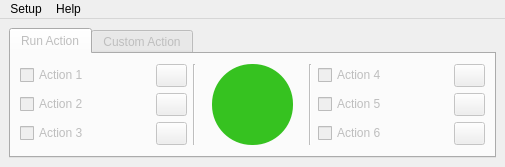
Qt form CRBTool/boilerdata/crb_window.ui (davidas13/CRBTool) before a commit.
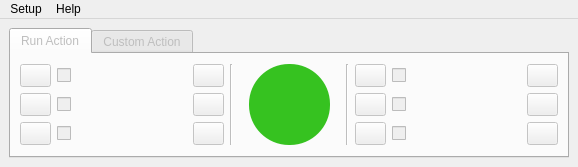
The same form after that commit. Icons and pictures are not drawn.

What changed in the file:
```diff
--- a/CRBTool/boilerdata/crb_window.ui
+++ b/CRBTool/boilerdata/crb_window.ui
@@ -6,13 +6,13 @@
    <rect>
     <x>0</x>
     <y>0</y>
-    <width>505</width>
+    <width>578</width>
     <height>167</height>
    </rect>
   </property>
   <property name="minimumSize">
    <size>
-    <width>505</width>
+    <width>578</width>
     <height>167</height>
    </size>
   </property>
@@ -57,170 +57,7 @@
           <property name="sizeConstraint">
            <enum>QLayout::SetDefaultConstraint</enum>
           </property>
-          <item row="0" column="2" rowspan="3">
-           <widget class="Line" name="line">
-            <property name="orientation">
-             <enum>Qt::Vertical</enum>
-            </property>
-           </widget>
-          </item>
-          <item row="0" column="5">
-           <widget class="QCheckBox" name="action_4_cb">
-            <property name="text">
-             <string>Action 4</string>
-            </property>
-           </widget>
-          </item>
-          <item row="0" column="1">
-           <widget class="QPushButton" name="load_action_1_pb">
-            <property name="minimumSize">
-             <size>
-              <width>31</width>
-              <height>23</height>
-             </size>
-            </property>
-            <property name="maximumSize">
-             <size>
-              <width>31</width>
-              <height>23</height>
-             </size>
-            </property>
-            <property name="text">
-             <string/>
-            </property>
-           </widget>
-          </item>
-          <item row="0" column="6">
-           <widget class="QPushButton" name="load_action_4_pb">
-            <property name="minimumSize">
-             <size>
-              <width>31</width>
-              <height>23</height>
-             </size>
-            </property>
-            <property name="maximumSize">
-             <size>
-              <width>31</width>
-              <height>23</height>
-             </size>
-            </property>
-            <property name="text">
-             <string/>
-            </property>
-           </widget>
-          </item>
-          <item row="1" column="1">
-           <widget class="QPushButton" name="load_action_2_pb">
-            <property name="minimumSize">
-             <size>
-              <width>31</width>
-              <height>23</height>
-             </size>
-            </property>
-            <property name="maximumSize">
-             <size>
-              <width>31</width>
-              <height>23</height>
-             </size>
-            </property>
-            <property name="text">
-             <string/>
-            </property>
-           </widget>
-          </item>
-          <item row="0" column="0">
-           <widget class="QCheckBox" name="action_1_cb">
-            <property name="text">
-             <string>Action 1</string>
-            </property>
-           </widget>
-          </item>
-          <item row="1" column="0">
-           <widget class="QCheckBox" name="action_2_cb">
-            <property name="text">
-             <string>Action 2</string>
-            </property>
-           </widget>
-          </item>
-          <item row="1" column="5">
-           <widget class="QCheckBox" name="action_5_cb">
-            <property name="text">
-             <string>Action 5</string>
-            </property>
-           </widget>
-          </item>
-          <item row="1" column="6">
-           <widget class="QPushButton" name="load_action_5_pb">
-            <property name="minimumSize">
-             <size>
-              <width>31</width>
-              <height>23</height>
-             </size>
-            </property>
-            <property name="maximumSize">
-             <size>
-              <width>31</width>
-              <height>23</height>
-             </size>
-            </property>
-            <property name="text">
-             <string/>
-            </property>
-           </widget>
-          </item>
-          <item row="2" column="0">
-           <widget class="QCheckBox" name="action_3_cb">
-            <property name="text">
-             <string>Action 3</string>
-            </property>
-           </widget>
-          </item>
-          <item row="2" column="5">
-           <widget class="QCheckBox" name="action_6_cb">
-            <property name="text">
-             <string>Action 6</string>
-            </property>
-           </widget>
-          </item>
-          <item row="2" column="6">
-           <widget class="QPushButton" name="load_action_6_pb">
-            <property name="minimumSize">
-             <size>
-              <width>31</width>
-              <height>23</height>
-             </size>
-            </property>
-            <property name="maximumSize">
-             <size>
-              <width>31</width>
-              <height>23</height>
-             </size>
-            </property>
-            <property name="text">
-             <string/>
-            </property>
-           </widget>
-          </item>
-          <item row="2" column="1">
-           <widget class="QPushButton" name="load_action_3_pb">
-            <property name="minimumSize">
-             <size>
-              <width>31</width>
-              <height>23</height>
-             </size>
-            </property>
-            <property name="maximumSize">
-             <size>
-              <width>31</width>
-              <height>23</height>
-             </size>
-            </property>
-            <property name="text">
-             <string/>
-            </property>
-           </widget>
-          </item>
-          <item row="0" column="3" rowspan="3">
+          <item row="0" column="5" rowspan="3">
            <widget class="QFrame" name="frame_2">
             <property name="minimumSize">
              <size>
@@ -296,13 +133,353 @@
             </widget>
            </widget>
           </item>
-          <item row="0" column="4" rowspan="3">
+          <item row="1" column="8">
+           <widget class="QCheckBox" name="action_5_cb">
+            <property name="minimumSize">
+             <size>
+              <width>0</width>
+              <height>0</height>
+             </size>
+            </property>
+            <property name="maximumSize">
+             <size>
+              <width>16777215</width>
+              <height>16777215</height>
+             </size>
+            </property>
+           </widget>
+          </item>
+          <item row="0" column="8">
+           <widget class="QCheckBox" name="action_4_cb">
+            <property name="minimumSize">
+             <size>
+              <width>0</width>
+              <height>0</height>
+             </size>
+            </property>
+            <property name="maximumSize">
+             <size>
+              <width>16777215</width>
+              <height>16777215</height>
+             </size>
+            </property>
+           </widget>
+          </item>
+          <item row="2" column="8">
+           <widget class="QCheckBox" name="action_6_cb">
+            <property name="minimumSize">
+             <size>
+              <width>0</width>
+              <height>0</height>
+             </size>
+            </property>
+            <property name="maximumSize">
+             <size>
+              <width>16777215</width>
+              <height>16777215</height>
+             </size>
+            </property>
+           </widget>
+          </item>
+          <item row="2" column="7">
+           <widget class="QPushButton" name="load_action_6_pb">
+            <property name="minimumSize">
+             <size>
+              <width>31</width>
+              <height>23</height>
+             </size>
+            </property>
+            <property name="maximumSize">
+             <size>
+              <width>31</width>
+              <height>23</height>
+             </size>
+            </property>
+            <property name="text">
+             <string/>
+            </property>
+           </widget>
+          </item>
+          <item row="1" column="1">
+           <widget class="QPushButton" name="load_action_2_pb">
+            <property name="minimumSize">
+             <size>
+              <width>31</width>
+              <height>23</height>
+             </size>
+            </property>
+            <property name="maximumSize">
+             <size>
+              <width>31</width>
+              <height>23</height>
+             </size>
+            </property>
+            <property name="text">
+             <string/>
+            </property>
+           </widget>
+          </item>
+          <item row="1" column="7">
+           <widget class="QPushButton" name="load_action_5_pb">
+            <property name="minimumSize">
+             <size>
+              <width>31</width>
+              <height>23</height>
+             </size>
+            </property>
+            <property name="maximumSize">
+             <size>
+              <width>31</width>
+              <height>23</height>
+             </size>
+            </property>
+            <property name="text">
+             <string/>
+            </property>
+           </widget>
+          </item>
+          <item row="2" column="9">
+           <widget class="QPushButton" name="btn_run_6_pb">
+            <property name="minimumSize">
+             <size>
+              <width>31</width>
+              <height>23</height>
+             </size>
+            </property>
+            <property name="maximumSize">
+             <size>
+              <width>31</width>
+              <height>23</height>
+             </size>
+            </property>
+            <property name="icon">
+             <iconset>
+              <normaloff>icons/action_.png</normaloff>icons/action_.png</iconset>
+            </property>
+           </widget>
+          </item>
+          <item row="0" column="9">
+           <widget class="QPushButton" name="btn_run_4_pb">
+            <property name="minimumSize">
+             <size>
+              <width>31</width>
+              <height>23</height>
+             </size>
+            </property>
+            <property name="maximumSize">
+             <size>
+              <width>31</width>
+              <height>23</height>
+             </size>
+            </property>
+            <property name="icon">
+             <iconset>
+              <normaloff>icons/action_.png</normaloff>icons/action_.png</iconset>
+            </property>
+           </widget>
+          </item>
+          <item row="0" column="3">
+           <widget class="QPushButton" name="btn_run_1_pb">
+            <property name="minimumSize">
+             <size>
+              <width>31</width>
+              <height>23</height>
+             </size>
+            </property>
+            <property name="maximumSize">
+             <size>
+              <width>31</width>
+              <height>23</height>
+             </size>
+            </property>
+            <property name="layoutDirection">
+             <enum>Qt::LeftToRight</enum>
+            </property>
+            <property name="icon">
+             <iconset>
+              <normaloff>icons/action_.png</normaloff>icons/action_.png</iconset>
+            </property>
+           </widget>
+          </item>
+          <item row="1" column="2">
+           <widget class="QCheckBox" name="action_2_cb">
+            <property name="minimumSize">
+             <size>
+              <width>0</width>
+              <height>0</height>
+             </size>
+            </property>
+            <property name="maximumSize">
+             <size>
+              <width>16777215</width>
+              <height>16777215</height>
+             </size>
+            </property>
+           </widget>
+          </item>
+          <item row="0" column="1">
+           <widget class="QPushButton" name="load_action_1_pb">
+            <property name="minimumSize">
+             <size>
+              <width>31</width>
+              <height>23</height>
+             </size>
+            </property>
+            <property name="maximumSize">
+             <size>
+              <width>31</width>
+              <height>23</height>
+             </size>
+            </property>
+            <property name="text">
+             <string/>
+            </property>
+           </widget>
+          </item>
+          <item row="2" column="2">
+           <widget class="QCheckBox" name="action_3_cb">
+            <property name="minimumSize">
+             <size>
+              <width>0</width>
+              <height>0</height>
+             </size>
+            </property>
+            <property name="maximumSize">
+             <size>
+              <width>16777215</width>
+              <height>16777215</height>
+             </size>
+            </property>
+           </widget>
+          </item>
+          <item row="2" column="1">
+           <widget class="QPushButton" name="load_action_3_pb">
+            <property name="minimumSize">
+             <size>
+              <width>31</width>
+              <height>23</height>
+             </size>
+            </property>
+            <property name="maximumSize">
+             <size>
+              <width>31</width>
+              <height>23</height>
+             </size>
+            </property>
+            <property name="text">
+             <string/>
+            </property>
+           </widget>
+          </item>
+          <item row="1" column="9">
+           <widget class="QPushButton" name="btn_run_5_pb">
+            <property name="minimumSize">
+             <size>
+              <width>31</width>
+              <height>23</height>
+             </size>
+            </property>
+            <property name="maximumSize">
+             <size>
+              <width>31</width>
+              <height>23</height>
+             </size>
+            </property>
+            <property name="icon">
+             <iconset>
+              <normaloff>icons/action_.png</normaloff>icons/action_.png</iconset>
+            </property>
+           </widget>
+          </item>
+          <item row="0" column="7">
+           <widget class="QPushButton" name="load_action_4_pb">
+            <property name="minimumSize">
+             <size>
+              <width>31</width>
+              <height>23</height>
+             </size>
+            </property>
+            <property name="maximumSize">
+             <size>
+              <width>31</width>
+              <height>23</height>
+             </size>
+            </property>
+            <property name="text">
+             <string/>
+            </property>
+           </widget>
+          </item>
+          <item row="0" column="2">
+           <widget class="QCheckBox" name="action_1_cb">
+            <property name="minimumSize">
+             <size>
+              <width>0</width>
+              <height>0</height>
+             </size>
+            </property>
+            <property name="maximumSize">
+             <size>
+              <width>16777215</width>
+              <height>16777215</height>
+             </size>
+            </property>
+           </widget>
+          </item>
+          <item row="0" column="6" rowspan="3">
            <widget class="Line" name="line_2">
             <property name="orientation">
              <enum>Qt::Vertical</enum>
             </property>
            </widget>
           </item>
+          <item row="2" column="3">
+           <widget class="QPushButton" name="btn_run_3_pb">
+            <property name="minimumSize">
+             <size>
+              <width>31</width>
+              <height>23</height>
+             </size>
+            </property>
+            <property name="maximumSize">
+             <size>
+              <width>31</width>
+              <height>23</height>
+             </size>
+            </property>
+            <property name="icon">
+             <iconset>
+              <normaloff>icons/action_.png</normaloff>icons/action_.png</iconset>
+            </property>
+           </widget>
+          </item>
+          <item row="1" column="3">
+           <widget class="QPushButton" name="btn_run_2_pb">
+            <property name="minimumSize">
+             <size>
+              <width>31</width>
+              <height>23</height>
+             </size>
+            </property>
+            <property name="maximumSize">
+             <size>
+              <width>31</width>
+              <height>23</height>
+             </size>
+            </property>
+            <property name="icon">
+             <iconset>
+              <normaloff>icons/action_.png</normaloff>icons/action_.png</iconset>
+            </property>
+           </widget>
+          </item>
+          <item row="0" column="4" rowspan="3">
+           <widget class="Line" name="line">
+            <property name="orientation">
+             <enum>Qt::Vertical</enum>
+            </property>
+           </widget>
+          </item>
          </layout>
         </item>
        </layout>
@@ -610,7 +787,7 @@
     <rect>
      <x>0</x>
      <y>0</y>
-     <width>505</width>
+     <width>578</width>
      <height>21</height>
     </rect>
    </property>
```
